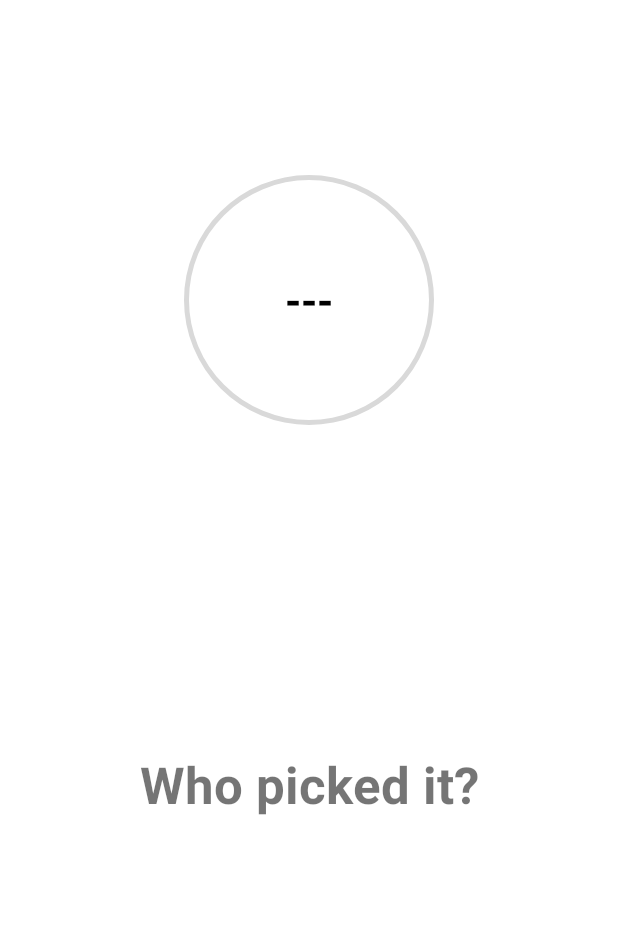
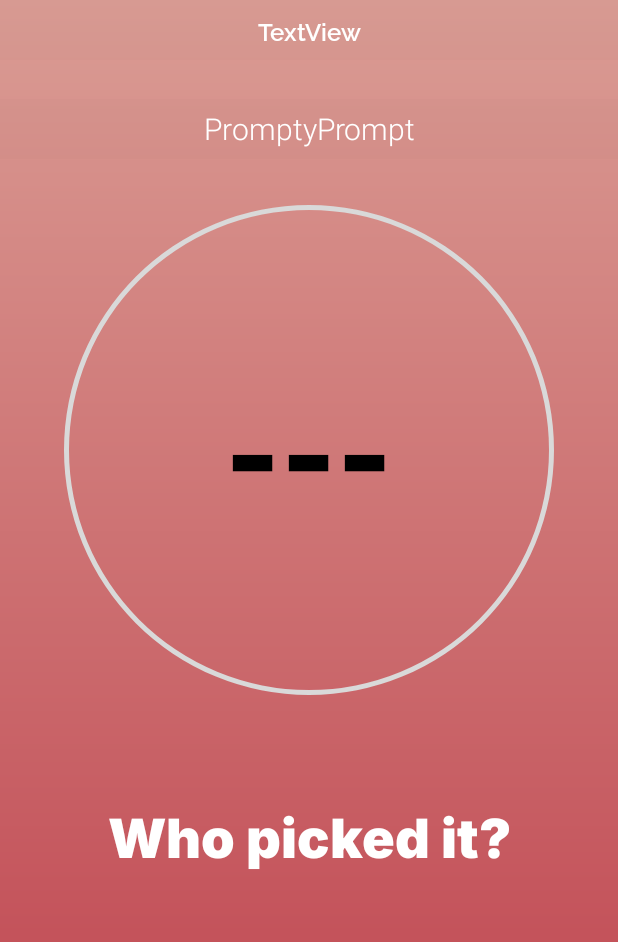
Before and after one commit to cherrycatthedestroyer/BopPong_dev, an Android app: the RoundActivity screen opened directly, with no data from a screen before it, on a phone screen of 412 x 824 dp. Shown: the top 942 px of the screen. Run offline under Robolectric (Android 15) with nearby library versions, the light colour scheme and no system bars; libraries missing offline, so code that uses them is left out: com.spotify.android, com.spotify.protocol; 2 statements that could not run were skipped.

Commit message:
all ui is in, just neeed to make sure its all wired up - lasts thing after that is to get the prompts in TOTALLY FORGOT lol

```diff
--- a/app/src/main/res/drawable/outer_card.xml
+++ b/app/src/main/res/drawable/outer_card.xml
@@ -4,6 +4,7 @@
     android:innerRadiusRatio="2.5"
     android:shape="ring"
     android:thickness="400dp"
+    android:background="@drawable/start_screen"
     android:useLevel="false">
     <solid android:color="@color/grey" />
 </shape>
--- a/app/src/main/res/layout/lobby_activity.xml
+++ b/app/src/main/res/layout/lobby_activity.xml
@@ -23,6 +23,20 @@
             android:textColor="#FFFFFF"
             android:textSize="16sp" />
 
+        <TextView
+            android:id="@+id/roundView4"
+            android:layout_width="match_parent"
+            android:layout_height="40dp"
+            android:layout_marginTop="32dp"
+            android:background="@color/cardview_shadow_end_color"
+            android:fontFamily="sans-serif-light"
+            android:gravity="center"
+            android:text="PromptyPrompt"
+            android:textColor="#FFFFFF"
+            android:textSize="20sp"
+            app:layout_constraintBottom_toTopOf="@+id/progress_layout"
+            app:layout_constraintTop_toBottomOf="@+id/roundView2" />
+
         <androidx.recyclerview.widget.RecyclerView
             android:id="@+id/playerRecyclerView"
             android:layout_width="match_parent"
--- a/app/src/main/res/layout/round_activity.xml
+++ b/app/src/main/res/layout/round_activity.xml
@@ -4,7 +4,36 @@
     xmlns:tools="http://schemas.android.com/tools"
     android:layout_width="match_parent"
     android:layout_height="match_parent"
+    android:background="@drawable/start_screen"
     tools:context=".RoundActivity">
+
+    <TextView
+        android:id="@+id/roundView2"
+        android:layout_width="match_parent"
+        android:layout_height="40dp"
+        android:background="@color/cardview_shadow_end_color"
+        android:fontFamily="@font/raleway_semibold"
+        android:gravity="center"
+        android:text="TextView"
+        android:textColor="#FFFFFF"
+        android:textSize="16sp"
+        app:layout_constraintEnd_toEndOf="parent"
+        app:layout_constraintStart_toStartOf="parent"
+        app:layout_constraintTop_toTopOf="parent" />
+
+    <TextView
+        android:id="@+id/roundView3"
+        android:layout_width="match_parent"
+        android:layout_height="40dp"
+        android:layout_marginTop="32dp"
+        android:background="@color/cardview_shadow_end_color"
+        android:fontFamily="sans-serif-light"
+        android:gravity="center"
+        android:text="PromptyPrompt"
+        android:textColor="#FFFFFF"
+        android:textSize="20sp"
+        app:layout_constraintBottom_toTopOf="@+id/progress_layout"
+        app:layout_constraintTop_toBottomOf="@+id/roundView2" />
 
     <TextView
         android:id="@+id/clockTimeView"
@@ -20,14 +49,18 @@
 
     <RelativeLayout
         android:id="@+id/progress_layout"
-        android:layout_width="200dp"
-        android:layout_height="200dp"
+        android:layout_width="400dp"
+        android:layout_height="400dp"
         android:layout_margin="100dp"
         app:layout_constraintEnd_toEndOf="parent"
         app:layout_constraintStart_toStartOf="parent"
         app:layout_constraintTop_toTopOf="parent">
 
         <!--progress bar implementation-->
+
+        <androidx.constraintlayout.widget.ConstraintLayout
+            android:layout_width="match_parent"
+            android:layout_height="match_parent">
 
             <ProgressBar
                 android:id="@+id/progress_bar"
@@ -37,21 +70,40 @@
                 android:background="@drawable/circle_shape"
                 android:indeterminate="false"
                 android:progressDrawable="@drawable/circle_progress_bar"
-            android:textAlignment="center" />
+                android:textAlignment="center"
+                app:layout_constraintBottom_toBottomOf="parent"
+                app:layout_constraintEnd_toEndOf="parent"
+                app:layout_constraintStart_toStartOf="parent"
+                app:layout_constraintTop_toTopOf="parent" />
 
-        <!--Text implementation in center of the progress bar-->
             <TextView
                 android:id="@+id/progress_text"
                 android:layout_width="wrap_content"
                 android:layout_height="wrap_content"
-            android:layout_alignParentLeft="true"
-            android:layout_alignParentRight="true"
-            android:layout_centerVertical="true"
                 android:gravity="center"
                 android:text="---"
                 android:textColor="@color/black"
-            android:textSize="28sp"
-            android:textStyle="bold" />
+                android:textSize="96sp"
+                android:textStyle="bold"
+                app:layout_constraintBottom_toBottomOf="@+id/progress_bar"
+                app:layout_constraintEnd_toEndOf="@+id/progress_bar"
+                app:layout_constraintStart_toStartOf="parent"
+                app:layout_constraintTop_toTopOf="parent" />
+
+            <androidx.cardview.widget.CardView
+                android:id="@+id/cardView3"
+                android:layout_width="match_parent"
+                android:layout_height="wrap_content"
+                android:layout_marginStart="38dp"
+                android:layout_marginEnd="38dp"
+                android:visibility="visible"
+                app:cardBackgroundColor="#00FFFFFF"
+                app:cardCornerRadius="300dp"
+                app:cardElevation="0dp"
+                app:layout_constraintBottom_toBottomOf="parent"
+                app:layout_constraintEnd_toEndOf="parent"
+                app:layout_constraintStart_toStartOf="@+id/progress_bar"
+                app:layout_constraintTop_toTopOf="parent">
 
                 <ImageView
                     android:id="@+id/playerImageRevealView"
@@ -61,11 +113,16 @@
                     android:padding="20dp"
                     android:scaleType="centerCrop"
                     tools:srcCompat="@drawable/testprofile1" />
+            </androidx.cardview.widget.CardView>
+        </androidx.constraintlayout.widget.ConstraintLayout>
+
+        <!--Text implementation in center of the progress bar-->
 
         <ImageView
             android:id="@+id/outerCard"
             android:layout_width="match_parent"
             android:layout_height="match_parent"
+            android:visibility="invisible"
             app:srcCompat="@drawable/outer_card" />
 
     </RelativeLayout>
@@ -74,11 +131,13 @@
         android:id="@+id/nameRevealView"
         android:layout_width="wrap_content"
         android:layout_height="wrap_content"
-        android:layout_marginTop="500dp"
+        android:layout_marginTop="32dp"
+        android:fontFamily="@font/inter_black"
         android:text="@string/nameHidden"
-        android:textSize="34sp"
+        android:textColor="#FFFFFF"
+        android:textSize="36sp"
         android:textStyle="bold"
         app:layout_constraintEnd_toEndOf="parent"
         app:layout_constraintStart_toStartOf="parent"
-        app:layout_constraintTop_toTopOf="parent" />
+        app:layout_constraintTop_toBottomOf="@+id/progress_layout" />
 </androidx.constraintlayout.widget.ConstraintLayout>
--- a/app/src/main/res/layout/start_round_activity.xml
+++ b/app/src/main/res/layout/start_round_activity.xml
@@ -4,15 +4,20 @@
     xmlns:tools="http://schemas.android.com/tools"
     android:layout_width="match_parent"
     android:layout_height="match_parent"
+    android:background="@drawable/start_screen"
     tools:context=".StartRoundActivity">
 
     <Button
         android:id="@+id/button"
         android:layout_width="wrap_content"
         android:layout_height="wrap_content"
+        android:background="#00FFFFFF"
+        android:fontFamily="@font/inter_black"
         android:onClick="startGuessingRound"
         android:text="@string/startGame"
+        android:textSize="34sp"
+        app:layout_constraintBottom_toBottomOf="parent"
         app:layout_constraintEnd_toEndOf="parent"
         app:layout_constraintStart_toStartOf="parent"
-        tools:layout_editor_absoluteY="370dp" />
+        app:layout_constraintTop_toTopOf="parent" />
 </androidx.constraintlayout.widget.ConstraintLayout>
--- a/app/src/main/res/layout/user_edit_activity.xml
+++ b/app/src/main/res/layout/user_edit_activity.xml
@@ -57,6 +57,7 @@
             android:layout_width="match_parent"
             android:layout_height="wrap_content"
             android:layout_marginBottom="25dp"
+            android:fontFamily="@font/raleway_semibold"
             android:gravity="center"
             android:text="TextView"
             android:textSize="48sp" />
@@ -72,6 +73,7 @@
                 android:layout_width="match_parent"
                 android:layout_height="wrap_content"
                 android:layout_margin="30dp"
+                android:fontFamily="@font/raleway"
                 android:hint="@string/editName" />
 
         </com.google.android.material.textfield.TextInputLayout>
@@ -86,6 +88,7 @@
                 android:layout_width="match_parent"
                 android:layout_height="wrap_content"
                 android:layout_margin="30dp"
+                android:fontFamily="@font/raleway"
                 android:hint="@string/selectSong" />
         </com.google.android.material.textfield.TextInputLayout>
 
@@ -97,6 +100,7 @@
         android:layout_width="match_parent"
         android:layout_height="0dp"
         android:backgroundTint="@color/BPred"
+        android:fontFamily="@font/inter_black"
         android:onClick="onSaveChanges"
         android:padding="0dp"
         android:paddingLeft="0dp"
```
Lines whose indentation alone changed are shown as unchanged.
